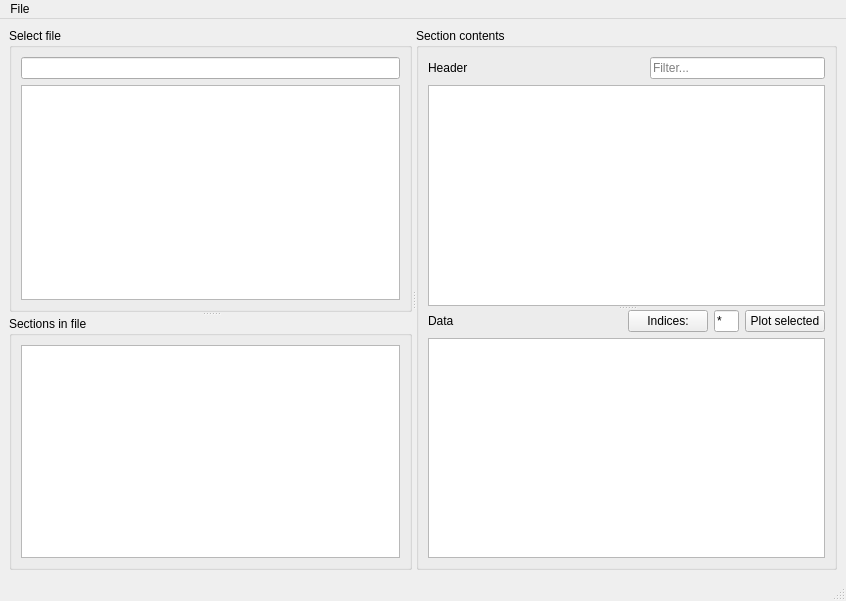
Above: mainwindow.ui from scummos/pyfitsviewer before the change. Below: the same form after it.
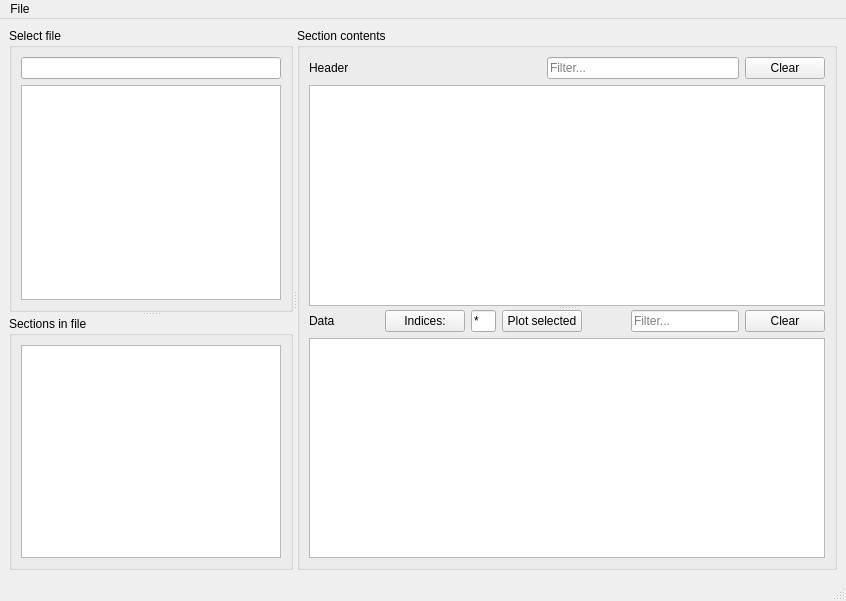
That is the form after the change.

Commit message:
Allow filtering the data
It's rather slow, even though it only operates on string columns.

```diff
--- a/mainwindow.ui
+++ b/mainwindow.ui
@@ -102,11 +102,24 @@
               </item>
               <item>
                <widget class="QLineEdit" name="filterHeader">
+                <property name="maximumSize">
+                 <size>
+                  <width>200</width>
+                  <height>16777215</height>
+                 </size>
+                </property>
                 <property name="placeholderText">
                  <string>Filter...</string>
                 </property>
                </widget>
               </item>
+              <item>
+               <widget class="QPushButton" name="clearHeaderFilter">
+                <property name="text">
+                 <string>Clear</string>
+                </property>
+               </widget>
+              </item>
              </layout>
             </item>
             <item>
@@ -168,6 +181,39 @@
                 </property>
                </widget>
               </item>
+              <item>
+               <spacer name="horizontalSpacer_4">
+                <property name="orientation">
+                 <enum>Qt::Horizontal</enum>
+                </property>
+                <property name="sizeHint" stdset="0">
+                 <size>
+                  <width>40</width>
+                  <height>20</height>
+                 </size>
+                </property>
+               </spacer>
+              </item>
+              <item>
+               <widget class="QLineEdit" name="filterData">
+                <property name="maximumSize">
+                 <size>
+                  <width>200</width>
+                  <height>16777215</height>
+                 </size>
+                </property>
+                <property name="placeholderText">
+                 <string>Filter...</string>
+                </property>
+               </widget>
+              </item>
+              <item>
+               <widget class="QPushButton" name="clearDataFilter">
+                <property name="text">
+                 <string>Clear</string>
+                </property>
+               </widget>
+              </item>
              </layout>
             </item>
             <item>
```
Left out of the diff: 35 changed lines with no effect on the pictures. The commit also changes 2 other files.
